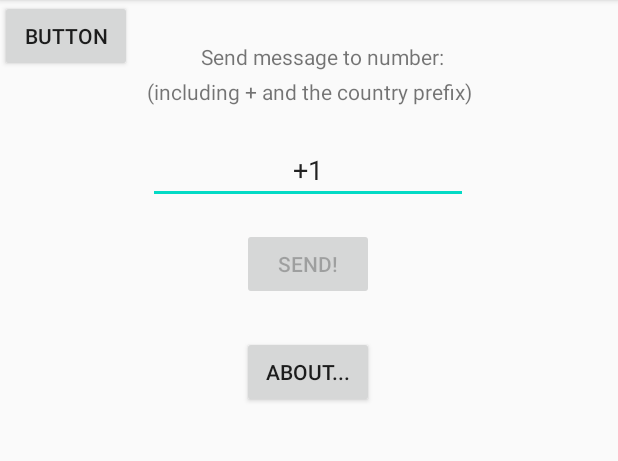
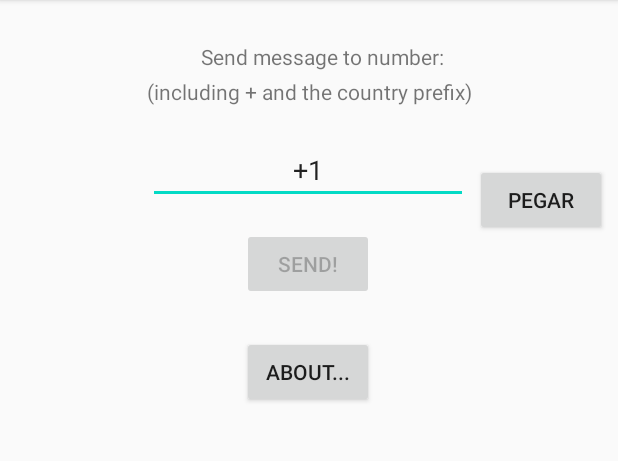
Before and after one commit to DrDexterSoft/Whatsapp_a_Anonimos, an Android app: the screen it shows after launch (MainActivity), on a phone screen of 412 x 824 dp, the part 84-545 px from its top. Run offline under Robolectric (Android 15) with nearby library versions, the phone set to English and light mode, and no system bars.

Commit message:
Ws2anonymous

```diff
--- a/app/src/main/java/com/drdextersoft/app/ws2anonimous/MainActivity.kt
+++ b/app/src/main/java/com/drdextersoft/app/ws2anonimous/MainActivity.kt
@@ -1,68 +1,39 @@
 package com.drdextersoft.app.ws2anonimous
 
-import android.content.Context
-import android.content.Intent
+import android.annotation.SuppressLint
+import android.content.*
+import android.content.Context.CLIPBOARD_SERVICE
 import android.net.Uri
 import android.os.Build
 import android.os.Bundle
 import android.telephony.TelephonyManager
 import android.text.Editable
 import android.text.TextWatcher
+import android.view.MenuItem
 import android.view.WindowManager
-import android.widget.Toast
+import android.webkit.MimeTypeMap
 import androidx.annotation.RequiresApi
 import androidx.appcompat.app.AppCompatActivity
-import com.drdextersoft.app.ws2anonimous.R
+import androidx.core.content.MimeTypeFilter
 import kotlinx.android.synthetic.main.activity_main.*
 
+var indice:String= ""
 
+@Suppress("DEPRECATION")
 class MainActivity : AppCompatActivity() {
+    @SuppressLint("SetTextI18n", "ServiceCast")
     @RequiresApi(Build.VERSION_CODES.LOLLIPOP)
     override fun onCreate(savedInstanceState: Bundle?) {
         super.onCreate(savedInstanceState)
         setContentView(R.layout.activity_main)
 
-        boton2
-
         val actionBar = supportActionBar
         actionBar!!.title = "Ws2Anonymous"
-        actionBar!!.subtitle = getPackageManager().getPackageInfo(packageName, 0).versionName
+        actionBar.subtitle = packageManager.getPackageInfo(packageName, 0).versionName
         actionBar.elevation = 4.0F
         actionBar.setDisplayShowHomeEnabled(true)
         actionBar.setLogo(R.mipmap.w2a_foreground)
         actionBar.setDisplayUseLogoEnabled(true)
-
-        fun mostrarmensaje(texto:String){
-            Toast.makeText(this,texto,Toast.LENGTH_LONG).show()
-
-        }
-        Numero.addTextChangedListener(object : TextWatcher {
-            override fun afterTextChanged(s: Editable?) {}
-            override fun beforeTextChanged(s: CharSequence?, start: Int, count: Int, after: Int) {}
-
-            override fun onTextChanged(s: CharSequence?, start: Int, before: Int, count: Int) {
-                val pattern = Regex("[0-9]{8,20}$")
-                val sCadena:String = Numero.text.toString()
-                if (sCadena!=""){
-                val sSubCadena = sCadena.substring(0, 1)
-                mostrarmensaje(sSubCadena)}
-
-                Enviar.isEnabled = pattern.containsMatchIn(Numero.text)
-            }
-          })
-
-
-        Enviar.setOnClickListener() {
-            val linea: String = "https://api.whatsapp.com/send?phone=" + Numero.text
-            val i = Intent(Intent.ACTION_VIEW)
-            i.data = Uri.parse(linea)
-            startActivity(i)
-        }
-
-        About.setOnClickListener {
-            val acercade = Intent(this, com.drdextersoft.app.ws2anonimous.About::class.java)
-            startActivity(acercade)
-        }
 
         val paises = arrayOf("us","ru", "eg", "za", "gr","nl", "be", "fr","es","hu","it","ro","ch","at","gb","dk","se","no","pl",
             "de","pe","mx","cu","ar","br","cl","co","ve","my","au","id","ph","nz","sg","th","jp","kr","vn","cn","tr","in","pk","af","lk","mm",
@@ -80,16 +51,54 @@ class MainActivity : AppCompatActivity() {
             299,350,351,352,353,354,355,356,357,358,359,370,371,372,373,374,375,376,377,378,380,381,382,385,386,387,389,420,421,423,500,501,
             502,503,504,505,506,507,508,509,590,591,592,593,595,597,598,599,670,672,673,674,675,677,678,679,680,682,683,685,686,687,688,689,
             690,691,692,850,852,853,855,856,870,880,886,960,961,962,963,964,965,966,967,968,971,972,973,974,975,976,977,992,993,994,995,996,
-            998,1264,1284,1345,1599,1664,1670,1671,1684
+            998,1264,1284,1345,1599,1664,1670,1671,1684)
 
-        )
         val tm = getSystemService(Context.TELEPHONY_SERVICE) as TelephonyManager
-        for (i in 0..paises.size - 1) {
-            if (tm.simCountryIso == paises[i]) {Numero.setText("+" + codigos[i])}
-          }
+        for (i in paises.indices) {
+            if (tm.simCountryIso == paises[i]) {
+                Numero.setText("""+${codigos[i]}""")
+                indice=Numero.text.toString()
+            }
+        }
 
-        getWindow().setSoftInputMode(WindowManager.LayoutParams.SOFT_INPUT_STATE_VISIBLE);
+        Numero.addTextChangedListener(object : TextWatcher {
+            override fun afterTextChanged(s: Editable?) {}
+            override fun beforeTextChanged(s: CharSequence?, start: Int, count: Int, after: Int) {}
+
+            override fun onTextChanged(s: CharSequence?, start: Int, before: Int, count: Int) {
+                val pattern = Regex("[0-9]{8,20}$")
+
+                if (Numero.text.toString()!=""){
+                if(Numero.text.toString().substring(0, 1)=="0") Numero.setText(indice + (
+                        Numero.text.toString().substring(1, Numero.text.toString().length)))
+                }
+                Enviar.isEnabled = pattern.containsMatchIn(Numero.text)
+            }
+          })
+
+
+        Enviar.setOnClickListener {
+            val linea: String = "https://api.whatsapp.com/send?phone=" + Numero.text
+            val i = Intent(Intent.ACTION_VIEW)
+            i.data = Uri.parse(linea)
+            startActivity(i)
+        }
+
+        About.setOnClickListener {
+            val acercade = Intent(this, com.drdextersoft.app.ws2anonimous.About::class.java)
+            startActivity(acercade)
+        }
+
+
+
+        window.setSoftInputMode(WindowManager.LayoutParams.SOFT_INPUT_STATE_VISIBLE)
         Numero.requestFocus()
+
+        button2.setOnClickListener(){
+            var datos:ClipboardManager= getSystemService(android.content.Context.CLIPBOARD_SERVICE) as ClipboardManager
+            Numero.setText(datos.text)
+
+        }
 
 
     }
--- a/app/src/main/res/layout/activity_main.xml
+++ b/app/src/main/res/layout/activity_main.xml
@@ -81,10 +81,15 @@
         app:layout_constraintGuide_begin="5dp" />
 
     <Button
-        android:id="@+id/boton2"
+        android:id="@+id/button2"
         android:layout_width="wrap_content"
         android:layout_height="wrap_content"
-        android:text="Button"
-        tools:layout_editor_absoluteX="144dp"
-        tools:layout_editor_absoluteY="375dp" />
+        android:text="Pegar"
+        app:layout_constraintBottom_toBottomOf="parent"
+        app:layout_constraintEnd_toEndOf="parent"
+        app:layout_constraintHorizontal_bias="0.384"
+        app:layout_constraintStart_toEndOf="@+id/Numero"
+        app:layout_constraintTop_toTopOf="parent"
+        app:layout_constraintVertical_bias="0.152" />
+
 </androidx.constraintlayout.widget.ConstraintLayout>
```
Also changed, not shown: app/src/main/java/com/drdextersoft/app/ws2anonimous/About.kt (+5 -6 lines), app/src/main/res/mipmap-hdpi/w2a_foreground.png.
